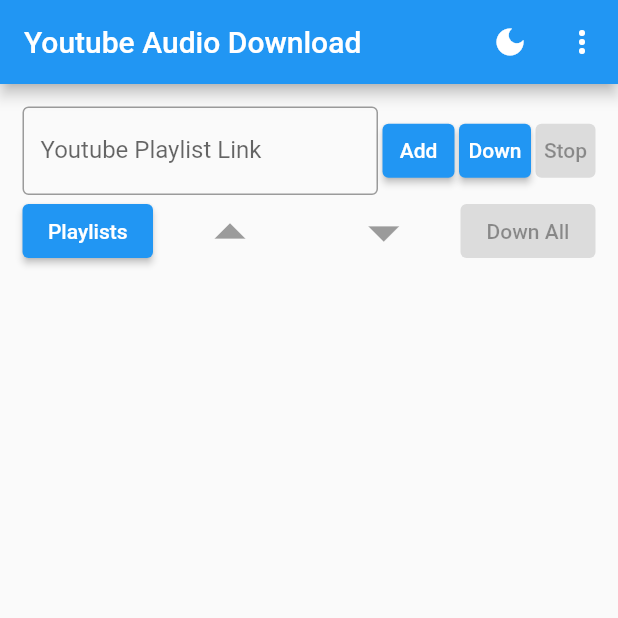
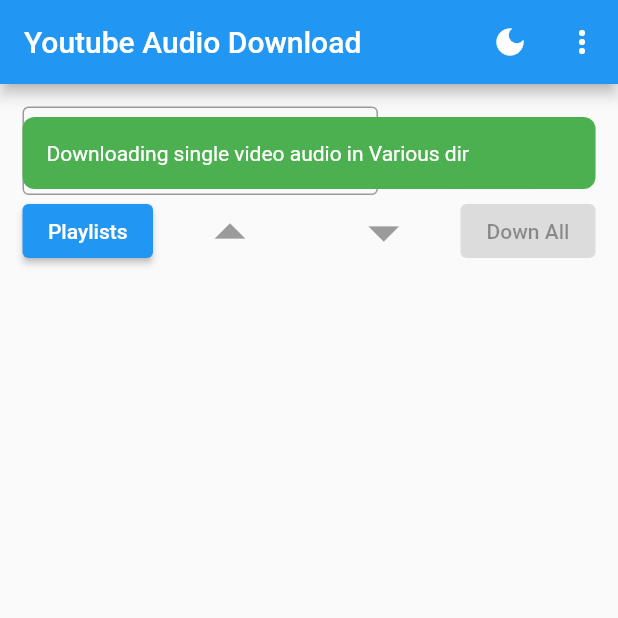
Before and after one commit to Archanciel/audio_learn, a Flutter app: the screen it shows after launch, after a tap on "Down", on a phone screen of 412 x 824 dp, the top half of it. Run offline on Flutter 3.47's test engine with Material 2 defaults, Android fonts, the phone set to English and light mode, and no system bars; drawn by our look-alikes of another_flushbar; our stand-ins replace audioplayers, fluttertoast, googleapis_auth, on_audio_query; missing offline and left inert: googleapis, youtube_explode_dart; generated files the repository leaves out were written again.

Commit message:
ui works

```diff
--- a/lib/constants.dart
+++ b/lib/constants.dart
@@ -1,3 +1,4 @@
+import 'package:flutter/material.dart';
 import 'package:intl/intl.dart';
 
 const String kApplicationName = "Audio Learn";
@@ -64,6 +65,7 @@
 const double kSmallButtonWidth = 48.0;
 const double kSmallButtonInsidePadding = 3.0;
 const double kDefaultMargin = 15.0;
+const kFlushbarEdgeInsets = const EdgeInsets.fromLTRB(15, 78, 15, 0);
 
 DateFormat englishDateTimeFormat = DateFormat("yyyy-MM-dd HH:mm");
 DateFormat frenchDateTimeFormat = DateFormat("dd-MM-yyyy HH:mm");
--- a/lib/l10n/app_en.arb
+++ b/lib/l10n/app_en.arb
@@ -31,5 +31,6 @@
   "downloadSelectedPlaylists": "Down All",
   "stopDownload": "Stop",
   "audioDownloadingStopping": "Stopping download...",
-  "audioDownloadError": "Error downloading audio: {error}"
+  "audioDownloadError": "Error downloading audio: {error}",
+  "singleVideoAudioDownload": "Downloading single video audio in Various dir"
 }
--- a/lib/l10n/app_fr.arb
+++ b/lib/l10n/app_fr.arb
@@ -31,5 +31,6 @@
   "downloadSelectedPlaylists": "Tout Tél",
   "stopDownload": "Stop",
   "audioDownloadingStopping": "Téléch en cessation ...",
-  "audioDownloadError": "Erreur de téléchargement: {error}"
+  "audioDownloadError": "Erreur de téléchargement: {error}",
+  "singleVideoAudioDownload": "Unique vidéo audio téléchargé dans Various dir"
 }
--- a/lib/viewmodels/audio_download_vm.dart
+++ b/lib/viewmodels/audio_download_vm.dart
@@ -298,9 +298,7 @@
 
     videoUploadDate ??= DateTime(00, 1, 1);
 
-    if (_variousAudiosPlaylist == null) {
-      _variousAudiosPlaylist = await _createVariousPlaylist();
-    }
+    _variousAudiosPlaylist ??= await _createVariousPlaylist();
 
     final Audio audio = Audio(
       enclosingPlaylist: _variousAudiosPlaylist,
@@ -408,8 +406,16 @@
     required Audio audio,
   }) async {
     _currentDownloadingAudio = audio;
-    final yt.StreamManifest streamManifest =
-        await _youtubeExplode.videos.streamsClient.getManifest(youtubeVideoId);
+    final yt.StreamManifest streamManifest;
+
+    try {
+      streamManifest = await _youtubeExplode.videos.streamsClient.getManifest(
+        youtubeVideoId,
+      );
+    } catch (e) {
+      _notifyDownloadError(e.toString());
+      return;
+    }
 
     final yt.AudioOnlyStreamInfo audioStreamInfo;
 
--- a/lib/views/expandable_playlist_list_view.dart
+++ b/lib/views/expandable_playlist_list_view.dart
@@ -125,6 +125,15 @@
                     ),
                   ),
                   onPressed: () {
+                    Flushbar(
+                      flushbarPosition: FlushbarPosition.TOP,
+                      message: AppLocalizations.of(context)!
+                          .singleVideoAudioDownload,
+                      duration: const Duration(seconds: 5),
+                      backgroundColor: Colors.green,
+                      margin: kFlushbarEdgeInsets,
+                      borderRadius: const BorderRadius.all(Radius.circular(8)),
+                    ).show(context);
                     audioDownloadViewModel.downloadSingleVideoAudio(
                       videoUrl: _textEditingController.text.trim(),
                     );
@@ -149,17 +158,20 @@
                   onPressed: audioDownloadViewModel.isDownloading &&
                           !audioDownloadViewModel.isDownloadStopping
                       ? () {
-                          audioDownloadViewModel.stopDownload();
+                          // Flushbar creation must be located before calling
+                          // the stopDownload method, otherwise the flushbar
+                          // will be located higher.
                           Flushbar(
                             flushbarPosition: FlushbarPosition.TOP,
                             message: AppLocalizations.of(context)!
                                 .audioDownloadingStopping,
-                            duration: const Duration(seconds: 3),
-                            backgroundColor: Colors.blue,
-                            margin: const EdgeInsets.all(15),
+                            duration: const Duration(seconds: 8),
+                            backgroundColor: Colors.green,
+                            margin: kFlushbarEdgeInsets,
                             borderRadius:
                                 const BorderRadius.all(Radius.circular(8)),
                           ).show(context);
+                          audioDownloadViewModel.stopDownload();
                         }
                       : null,
                   child: Text(AppLocalizations.of(context)!.stopDownload),
```
